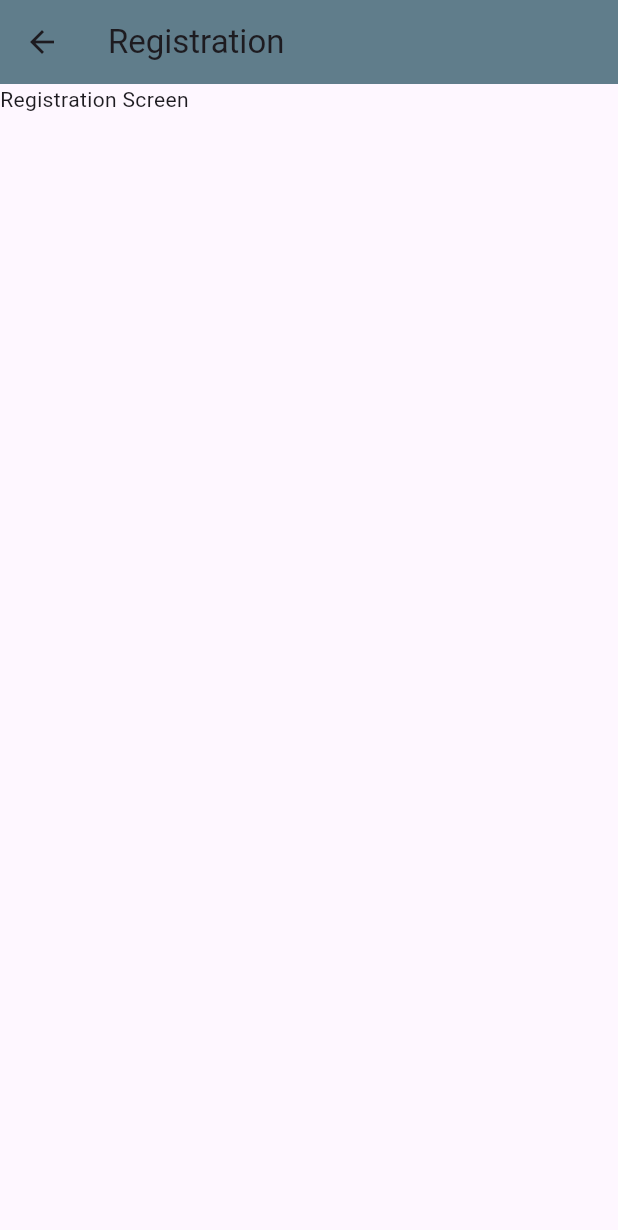
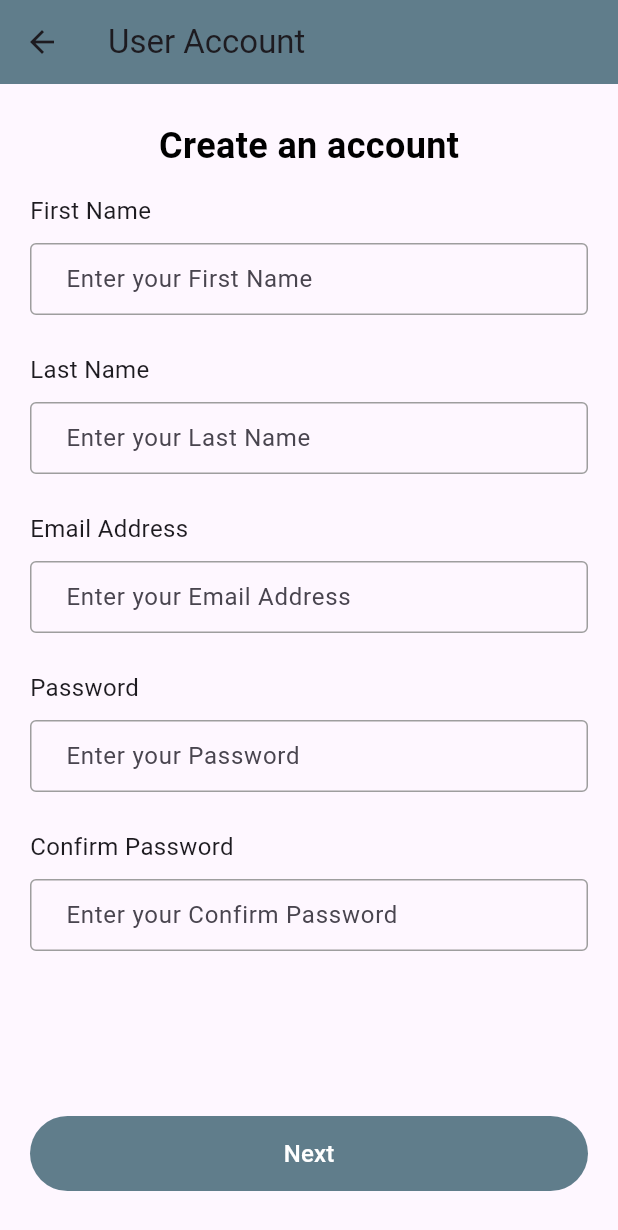
Before and after one commit to jlinares1/challenge_crew_app_flutter, a Flutter app: the screen it shows after launch, after a tap on "Register", on a phone screen of 412 x 824 dp. Shown: the top 1230 px of the screen. Run offline on Flutter 3.47's test engine with Material 3 defaults, Android fonts, the phone set to English and light mode, and no system bars.

Commit message:
adding registration screen skeleton

```diff
--- /dev/null
+++ b/lib/components/input_button.dart
@@ -0,0 +1,41 @@
+import 'package:challenge_crew_app_flutter/constants.dart';
+import 'package:flutter/material.dart';
+
+class InputButton extends StatelessWidget {
+  const InputButton(
+      {super.key,
+      required this.inputText,
+      required this.textInputCallBack,
+      this.inputIcon});
+
+  final void Function(String)? textInputCallBack;
+  final String inputText;
+  final IconData? inputIcon;
+
+  @override
+  Widget build(BuildContext context) {
+    return Padding(
+      padding: const EdgeInsets.only(bottom: 10),
+      child: Column(
+        crossAxisAlignment: CrossAxisAlignment.start,
+        children: [
+          Text(
+            inputText,
+            style: const TextStyle(fontSize: 16),
+          ),
+          const SizedBox(height: 10),
+          TextField(
+            decoration: kInputButtonInputDecoration.copyWith(
+              hintText: 'Enter your $inputText',
+              suffixIcon: Icon(
+                inputIcon,
+                color: Colors.blueGrey,
+              ),
+            ),
+            onChanged: textInputCallBack,
+          ),
+        ],
+      ),
+    );
+  }
+}
--- a/lib/constants.dart
+++ b/lib/constants.dart
@@ -1,11 +1,6 @@
 import 'package:flutter/material.dart';
 
 const kInputButtonInputDecoration = InputDecoration(
-  suffixIcon: Icon(
-    Icons.email,
-    color: Colors.blueGrey,
-  ),
-  hintText: 'Enter your email',
   contentPadding: EdgeInsets.symmetric(vertical: 10.0, horizontal: 20.0),
   enabledBorder: OutlineInputBorder(
     borderSide: BorderSide(
--- a/lib/screens/login_screen.dart
+++ b/lib/screens/login_screen.dart
@@ -1,4 +1,4 @@
-import 'package:challenge_crew_app_flutter/constants.dart';
+import 'package:challenge_crew_app_flutter/components/input_button.dart';
 import 'package:challenge_crew_app_flutter/screens/home_screen.dart';
 import 'package:challenge_crew_app_flutter/screens/registration_screen.dart';
 import 'package:flutter/material.dart';
@@ -18,8 +18,7 @@ class _LoginScreenState extends State<LoginScreen> {
     return Scaffold(
       resizeToAvoidBottomInset: false,
       body: SafeArea(
-        child: Padding(
-          padding: const EdgeInsets.symmetric(horizontal: 20.0, vertical: 24.0),
+        minimum: const EdgeInsets.symmetric(horizontal: 20.0, vertical: 24.0),
         child: Column(
           crossAxisAlignment: CrossAxisAlignment.start,
           mainAxisAlignment: MainAxisAlignment.center,
@@ -36,20 +35,16 @@ class _LoginScreenState extends State<LoginScreen> {
               style: TextStyle(color: Colors.black45, fontSize: 24.0),
             ),
             const SizedBox(height: 50.0),
-              const Padding(
-                padding: EdgeInsets.only(bottom: 10),
-                child: Text('Email Address'),
-              ),
-              const TextField(
-                decoration: kInputButtonInputDecoration,
+            const InputButton(
+              inputText: 'Email Address',
+              textInputCallBack: null,
+              inputIcon: Icons.email,
             ),
             const SizedBox(height: 30.0),
-              const Padding(
-                padding: EdgeInsets.only(bottom: 10),
-                child: Text('Password'),
-              ),
-              const TextField(
-                decoration: kInputButtonInputDecoration,
+            const InputButton(
+              inputText: 'Password',
+              textInputCallBack: null,
+              inputIcon: Icons.remove_red_eye,
             ),
             const SizedBox(height: 60.0),
             SizedBox(
@@ -64,14 +59,17 @@ class _LoginScreenState extends State<LoginScreen> {
                           MaterialStatePropertyAll(Colors.blueGrey)),
                   child: const Text(
                     'Log In',
-                      style: TextStyle(color: Colors.white),
+                    style: TextStyle(color: Colors.white, fontSize: 16),
                   )),
             ),
             const SizedBox(height: 30.0),
             Center(
                 child: Column(
               children: [
-                  const Text('Dont have an account?'),
+                const Text(
+                  'Dont have an account?',
+                  style: TextStyle(fontSize: 16),
+                ),
                 Padding(
                   padding: const EdgeInsets.only(top: 10),
                   child: SizedBox(
@@ -87,7 +85,7 @@ class _LoginScreenState extends State<LoginScreen> {
                         ),
                         child: const Text(
                           'Register',
-                            style: TextStyle(color: Colors.white),
+                          style: TextStyle(color: Colors.white, fontSize: 16),
                         )),
                   ),
                 )
@@ -96,7 +94,6 @@ class _LoginScreenState extends State<LoginScreen> {
           ],
         ),
       ),
-      ),
     );
   }
 }
--- a/lib/screens/registration_screen.dart
+++ b/lib/screens/registration_screen.dart
@@ -1,3 +1,5 @@
+import 'package:challenge_crew_app_flutter/components/input_button.dart';
+import 'package:challenge_crew_app_flutter/screens/profile_creation_screen.dart';
 import 'package:flutter/material.dart';
 
 class RegistrationScreen extends StatefulWidget {
@@ -13,12 +15,53 @@ class _RegistrationScreenState extends State<RegistrationScreen> {
   @override
   Widget build(BuildContext context) {
     return Scaffold(
+      resizeToAvoidBottomInset: false,
       appBar: AppBar(
+        title: const Text('User Account'),
         backgroundColor: Colors.blueGrey,
-        title: const Text('Registration'),
       ),
-      body: const SafeArea(
-        child: Text('Registration Screen'),
+      body: SafeArea(
+        minimum: const EdgeInsets.symmetric(horizontal: 20.0, vertical: 24.0),
+        child: Column(
+          crossAxisAlignment: CrossAxisAlignment.center,
+          children: <Widget>[
+            const Text('Create an account',
+                style: TextStyle(
+                    color: Colors.black,
+                    fontSize: 24,
+                    fontWeight: FontWeight.w600)),
+            const SizedBox(height: 15),
+            const InputButton(inputText: 'First Name', textInputCallBack: null),
+            const SizedBox(height: 15),
+            const InputButton(inputText: 'Last Name', textInputCallBack: null),
+            const SizedBox(height: 15),
+            const InputButton(
+                inputText: 'Email Address', textInputCallBack: null),
+            const SizedBox(height: 15),
+            const InputButton(inputText: 'Password', textInputCallBack: null),
+            const SizedBox(height: 15),
+            const InputButton(
+                inputText: 'Confirm Password', textInputCallBack: null),
+            Padding(
+              padding: const EdgeInsets.only(top: 100),
+              child: SizedBox(
+                height: 50,
+                width: double.infinity,
+                child: TextButton(
+                    onPressed: () {
+                      Navigator.pushNamed(context, ProfileCreationScreen.id);
+                    },
+                    style: const ButtonStyle(
+                        backgroundColor:
+                            MaterialStatePropertyAll(Colors.blueGrey)),
+                    child: const Text(
+                      'Next',
+                      style: TextStyle(color: Colors.white, fontSize: 16),
+                    )),
+              ),
+            )
+          ],
+        ),
       ),
     );
   }
--- a/pubspec.yaml
+++ b/pubspec.yaml
@@ -7,6 +7,7 @@ environment:
   sdk: '>=3.1.2 <4.0.0'
 
 dependencies:
+  cupertino_icons: ^1.0.8
   flutter:
     sdk: flutter
 
```
Also changed, not shown: 7 other files. Lines whose indentation alone changed are shown as unchanged.
